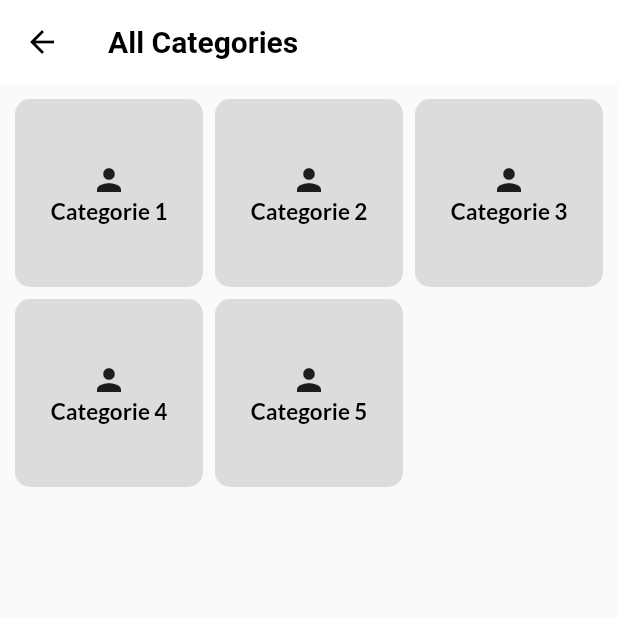
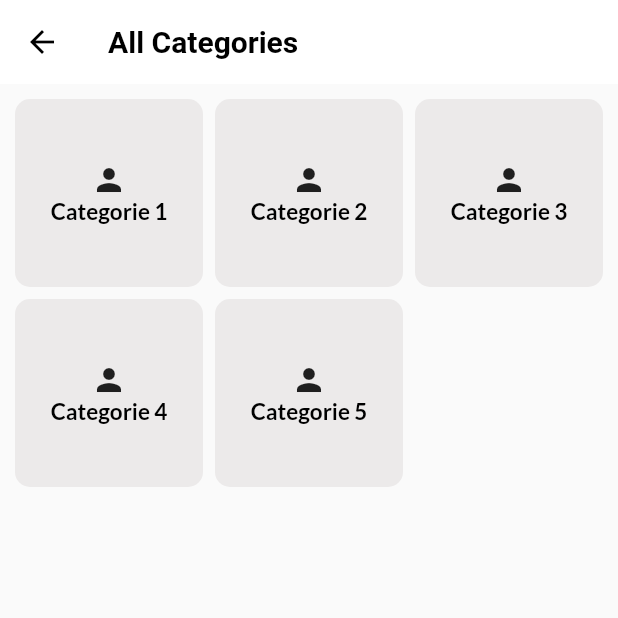
Before and after one commit to Sufadm/DocLink-OnlineCosultationApp, a Flutter app: the HomeScreen screen opened directly, after a tap on "View All", on a phone screen of 412 x 824 dp, the top half of it. Run offline on Flutter 3.47's test engine with Material 2 defaults, Android fonts, the phone set to English and light mode, and no system bars; our stand-ins replace carousel_slider, google_fonts, image_picker; missing offline and left inert: otp_pin_field; network calls fail.

Commit message:
add color in const page

```diff
--- a/doc_link/lib/const/const.dart
+++ b/doc_link/lib/const/const.dart
@@ -25,6 +25,8 @@ const kDarkBlueButtonsColor = Color.fromARGB(255, 1, 43, 114);
 const kLightBlueColor = Color(0xFF198eb6);
 const kWhiteColor = Color.fromARGB(255, 255, 255, 255);
 const kBlackColor = Color.fromARGB(255, 0, 0, 0);
+const greylight = Color(0xFFF4F4F4);
+const greylight1 = Color.fromARGB(255, 236, 234, 234);
 
 //!style googlefonts-------------------------
 
--- a/doc_link/lib/presentation/screens/homescreen.dart/doctors/widgets/prescriptionlist.dart
+++ b/doc_link/lib/presentation/screens/homescreen.dart/doctors/widgets/prescriptionlist.dart
@@ -15,7 +15,7 @@ class PrescriptionListWidget extends StatelessWidget {
       child: Container(
         decoration: BoxDecoration(
           borderRadius: BorderRadius.circular(10),
-          color: const Color.fromARGB(255, 184, 184, 184),
+          color: greylight1,
         ),
         height: 70,
         width: double.infinity,
--- a/doc_link/lib/presentation/screens/homescreen.dart/viewallpages/view_all_Doctors_page/widgets/doctors_list_widget.dart
+++ b/doc_link/lib/presentation/screens/homescreen.dart/viewallpages/view_all_Doctors_page/widgets/doctors_list_widget.dart
@@ -15,7 +15,7 @@ class DoctorsListWidget extends StatelessWidget {
       child: Container(
         decoration: BoxDecoration(
           borderRadius: BorderRadius.circular(10),
-          color: const Color.fromARGB(255, 184, 184, 184),
+          color: greylight1,
         ),
         height: 70,
         width: double.infinity,
--- a/doc_link/lib/presentation/screens/homescreen.dart/viewallpages/widgets/box_widget.dart
+++ b/doc_link/lib/presentation/screens/homescreen.dart/viewallpages/widgets/box_widget.dart
@@ -13,8 +13,7 @@ class ViewAllCategorieWidget extends StatelessWidget {
     return GestureDetector(
       child: Container(
         decoration: BoxDecoration(
-            borderRadius: BorderRadius.circular(10),
-            color: const Color.fromARGB(255, 220, 220, 220)),
+            borderRadius: BorderRadius.circular(10), color: greylight1),
         height: 60,
         width: double.infinity,
         child: Container(
--- a/doc_link/lib/presentation/screens/homescreen.dart/widgets/doctors_list_widget.dart
+++ b/doc_link/lib/presentation/screens/homescreen.dart/widgets/doctors_list_widget.dart
@@ -14,7 +14,7 @@ class DoctorsWidget extends StatelessWidget {
     return Container(
       decoration: const BoxDecoration(
           borderRadius: BorderRadius.all(Radius.circular(10)),
-          color: Color.fromARGB(255, 226, 226, 226)),
+          color: greylight),
       height: 260,
       width: double.infinity,
       child: Row(
--- a/doc_link/lib/presentation/screens/loginscreen/login_screen.dart
+++ b/doc_link/lib/presentation/screens/loginscreen/login_screen.dart
@@ -1,8 +1,9 @@
 import 'package:doc_link/const/const.dart';
 import 'package:doc_link/presentation/screens/loginscreen/otpscreen.dart';
-import 'package:doc_link/presentation/screens/loginscreen/widgets/button_widget.dart';
 import 'package:flutter/material.dart';
 import 'package:google_fonts/google_fonts.dart';
+
+import '../../../widgets/elevated_button_widgets.dart';
 
 class LoginScreen extends StatelessWidget {
   const LoginScreen({super.key});
--- a/doc_link/lib/presentation/screens/loginscreen/otpscreen.dart
+++ b/doc_link/lib/presentation/screens/loginscreen/otpscreen.dart
@@ -1,9 +1,10 @@
 import 'package:doc_link/const/const.dart';
-import 'package:doc_link/presentation/screens/loginscreen/widgets/button_widget.dart';
 import 'package:doc_link/presentation/screens/profilescreen/profilescreen.dart';
 import 'package:flutter/material.dart';
 import 'package:google_fonts/google_fonts.dart';
 import 'package:otp_pin_field/otp_pin_field.dart';
+
+import '../../../widgets/elevated_button_widgets.dart';
 
 class OtpScreen extends StatelessWidget {
   const OtpScreen({super.key});
--- a/doc_link/lib/presentation/screens/profilescreen/profilescreen.dart
+++ b/doc_link/lib/presentation/screens/profilescreen/profilescreen.dart
@@ -1,10 +1,10 @@
 import 'dart:io';
 import 'package:doc_link/const/const.dart';
-import 'package:doc_link/presentation/screens/loginscreen/widgets/button_widget.dart';
 import 'package:doc_link/presentation/screens/profilescreen/widget/textformfield_widget.dart';
 import 'package:flutter/material.dart';
 import 'package:google_fonts/google_fonts.dart';
 import 'package:image_picker/image_picker.dart';
+import '../../../widgets/elevated_button_widgets.dart';
 import '../bottomnav/bottomnav.dart';
 
 class ProfileScreen extends StatefulWidget {
```
Also changed, not shown: doc_link/lib/presentation/screens/loginscreen/widgets/button_widget.dart (+28 -28 lines), doc_link/lib/widgets/elevated_button_widgets.dart (added, +31 -0 lines).
